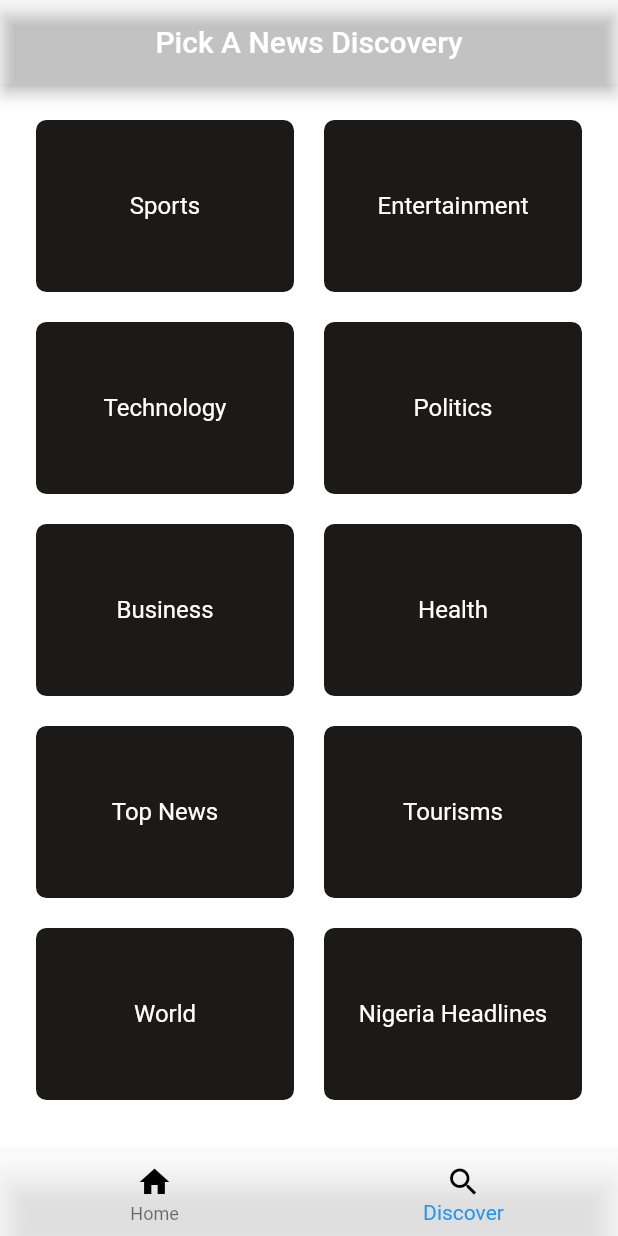
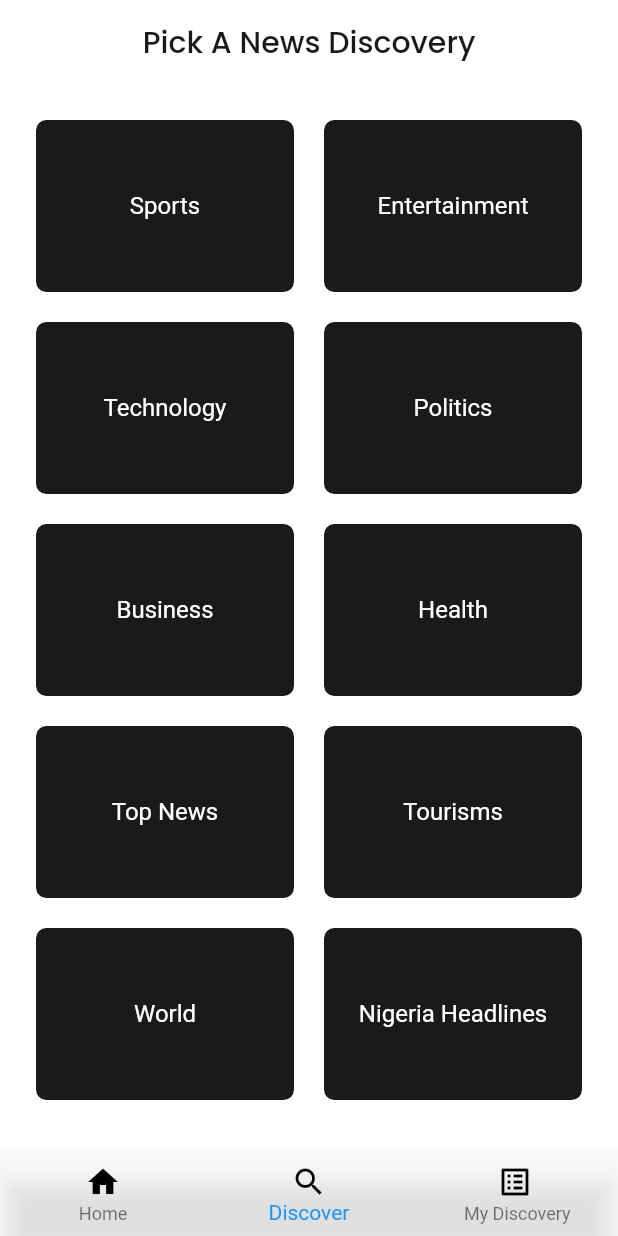
Before and after one commit to adeyemiiiii7/News_App, a Flutter app: the screen it shows once a user with an empty profile is signed in, item 2 of the bottom bar chosen, on a phone screen of 412 x 824 dp. Run offline on Flutter 3.47's test engine with Material 2 defaults, Android fonts, the phone set to English and light mode, and no system bars; our stand-ins replace cached_network_image, dio, firebase_auth, firebase_core, flutter_riverpod, freezed_annotation and 1 more; accounts and stored records are empty; generated files the repository leaves out were written again; network calls fail.

Commit message:
made changes

```diff
--- a/lib/screens/news_discovery.dart
+++ b/lib/screens/news_discovery.dart
@@ -1,5 +1,6 @@
 import 'package:flutter/material.dart';
 import 'package:flutter_riverpod/flutter_riverpod.dart';
+import 'package:google_fonts/google_fonts.dart';
 import 'package:news_app/data/data_sources/discovery_options.dart';
 import 'package:news_app/providers/theme_provider.dart';
 import 'package:news_app/widgets/news_grid.dart';
@@ -10,26 +11,44 @@ class NewsDiscoveryScreen extends ConsumerWidget {
   @override
   Widget build(BuildContext context, WidgetRef ref) {
     final appThemeState = ref.watch(appThemeStateNotifier);
+
     return Scaffold(
       backgroundColor: appThemeState.isDarkModeEnable ? const Color.fromARGB(255, 28, 25, 25) : Colors.white,
-      appBar: AppBar(
-         backgroundColor: appThemeState.isDarkModeEnable ?  const Color.fromARGB(255, 28, 25, 25) : Colors.white12,
-        title: const Text('Pick A News Discovery'),
+      body: CustomScrollView(
+        slivers: [
+          SliverAppBar(
+            backgroundColor: appThemeState.isDarkModeEnable ? const Color.fromARGB(255, 28, 25, 25) : Colors.white12,
+            title: Text('Pick A News Discovery',
+             style: GoogleFonts.poppins(
+                color: appThemeState.isDarkModeEnable
+                    ? Colors.white
+                    : const Color.fromARGB(255, 28, 25, 25),
+              ),
+            ),
             centerTitle: true,
+            floating: false, // Set to true if you want it to become the app bar when scrolling down.
+            pinned: true,   // Set to true if you want it to stay at the top even when scrolling down.
           ),
-      body: GridView(
+          SliverPadding(
             padding: const EdgeInsets.all(24),
+            sliver: SliverGrid(
               gridDelegate: const SliverGridDelegateWithFixedCrossAxisCount(
                 crossAxisCount: 2,
                 childAspectRatio: 3 / 2,
                 crossAxisSpacing: 20,
                 mainAxisSpacing: 20,
               ),
-        children: [
-          for(final discovery in availableDiscovery)
-          NewsGridItem(discovery: discovery),
+              delegate: SliverChildBuilderDelegate(
+                (BuildContext context, int index) {
+                  final discovery = availableDiscovery[index];
+                  return NewsGridItem(discovery: discovery);
+                },
+                childCount: availableDiscovery.length,
+              ),
+            ),
+          ),
         ],
-        )
+      ),
     );
   }
 }
--- a/lib/screens/tabs.dart
+++ b/lib/screens/tabs.dart
@@ -1,6 +1,7 @@
 import 'package:flutter/material.dart';
 import 'package:flutter_riverpod/flutter_riverpod.dart';
 import 'package:news_app/screens/home_screen.dart';
+import 'package:news_app/screens/my_discovery.dart';
 import 'package:news_app/screens/news_discovery.dart';
 import 'package:news_app/providers/theme_provider.dart';
 
@@ -26,7 +27,9 @@ class _TabsScreenState extends ConsumerState<TabsScreen> {
    if(_selectedPageIndex == 1) {
     activePage = const NewsDiscoveryScreen();
    }
-
+   if(_selectedPageIndex == 2){
+    activePage = const FavoriteDiscoveryScreen();
+   }
     return Scaffold(
       // appBar: AppBar(
       //   title: Text('changes'),
@@ -45,16 +48,19 @@ class _TabsScreenState extends ConsumerState<TabsScreen> {
         items: [
           BottomNavigationBarItem(icon:
            Icon(Icons.home,
-                 color: appThemeState.isDarkModeEnable ? Colors.white54 : Colors.black,),
+                 color: appThemeState.isDarkModeEnable ? Colors.white : Colors.black,),
           label: 'Home',
        //    backgroundColor: appThemeState.isDarkModeEnable ? Colors.white : Colors.white,
            ),
           BottomNavigationBarItem(icon:
            Icon(Icons.search_sharp,
-          color:  appThemeState.isDarkModeEnable ? Colors.white54 : Colors.black,),
+          color:  appThemeState.isDarkModeEnable ? Colors.white : Colors.black,),
           label: 'Discover',
           //    backgroundColor: appThemeState.isDarkModeEnable ? Colors.white54 : Colors.white,
           ),
+          BottomNavigationBarItem(icon: Icon(Icons.list_alt_outlined,
+            color:  appThemeState.isDarkModeEnable ? Colors.white : Colors.black,),
+          label: ' My Discovery',)
         ],
         selectedLabelStyle: TextStyle(
     color: appThemeState.isDarkModeEnable ? Colors.white54 : Colors.white,
```
Also changed, not shown: lib/screens/world_screen.dart (+129 -0 lines), lib/services/news_service.dart (+6 -2 lines). Lines whose indentation alone changed are shown as unchanged.
